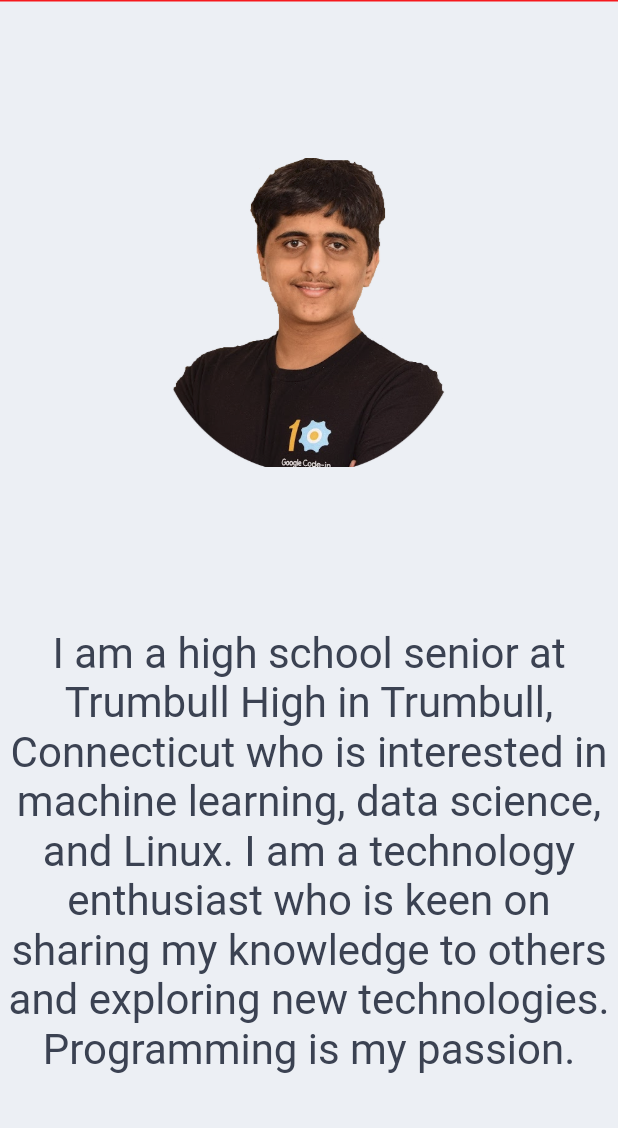
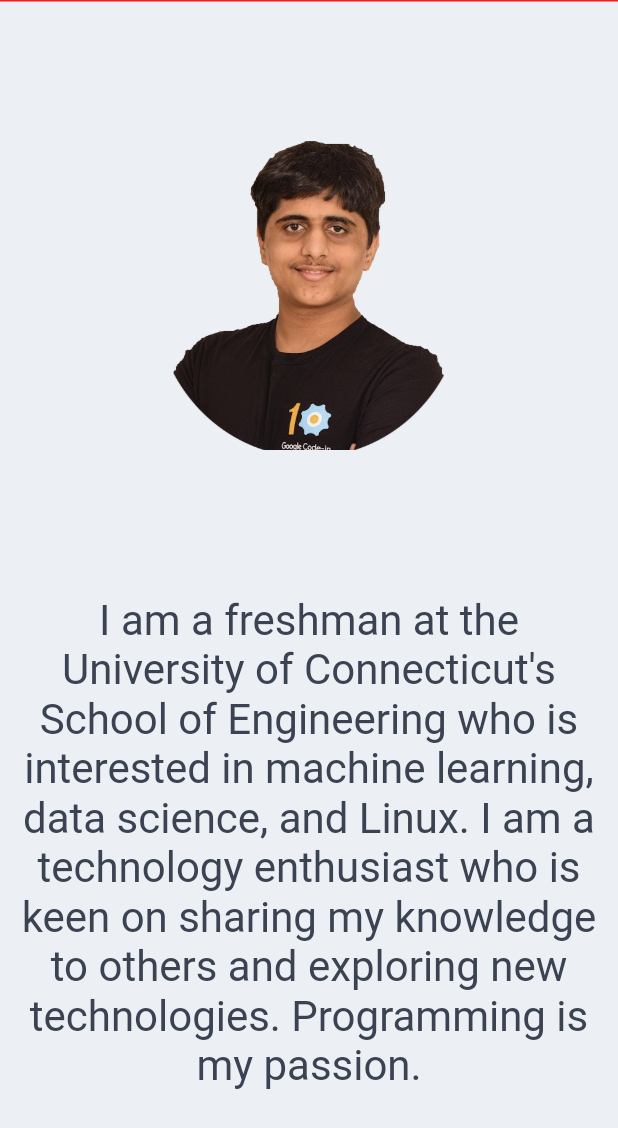
Before and after one commit to charitarthchugh/website, a Flutter app: the About widget shown alone on an empty page, opened directly, on a phone screen of 412 x 824 dp. Shown: the top 1128 px of the screen. Run offline on Flutter 3.47's test engine with Material 2 defaults, Android fonts, the phone set to English and light mode, and no system bars; drawn by our look-alikes of auto_size_text, velocity_x; our stand-ins replace font_awesome_flutter, google_fonts.

Commit message:
Update about.dart

```diff
--- a/lib/views/about.dart
+++ b/lib/views/about.dart
@@ -11,8 +11,8 @@ class About extends StatelessWidget {
 
   @override
   Widget build(BuildContext context) {
-    const String aboutMe = "I am a high school senior at Trumbull High "
-        "in Trumbull, Connecticut who is interested in machine learning, data "
+    const String aboutMe = "I am a freshman at the University of Connecticut's School of Engineering "
+        "who is interested in machine learning, data "
         "science, and Linux. I am a technology enthusiast who is keen on "
         "sharing my knowledge to others and exploring new technologies. Programming is my passion.";
     final profileData = AutoSizeText(
```
